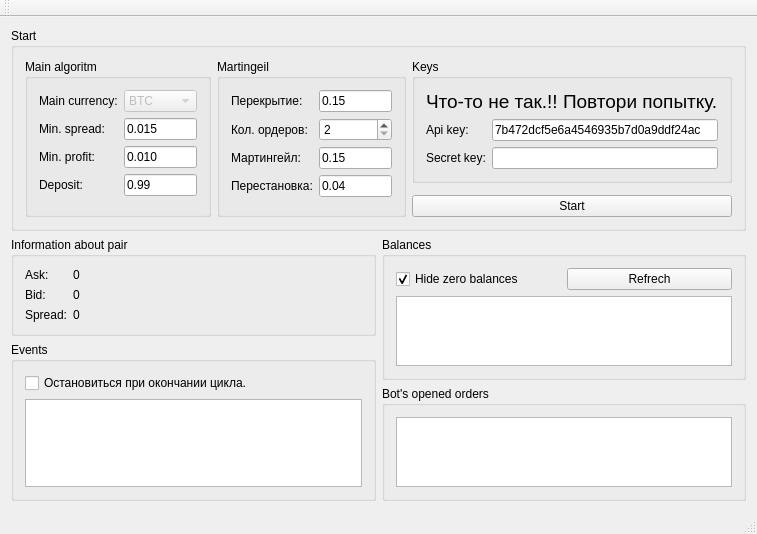
First picture: the form in mainwindow.ui, repository chiterelk/BotBittrex, before the edit.
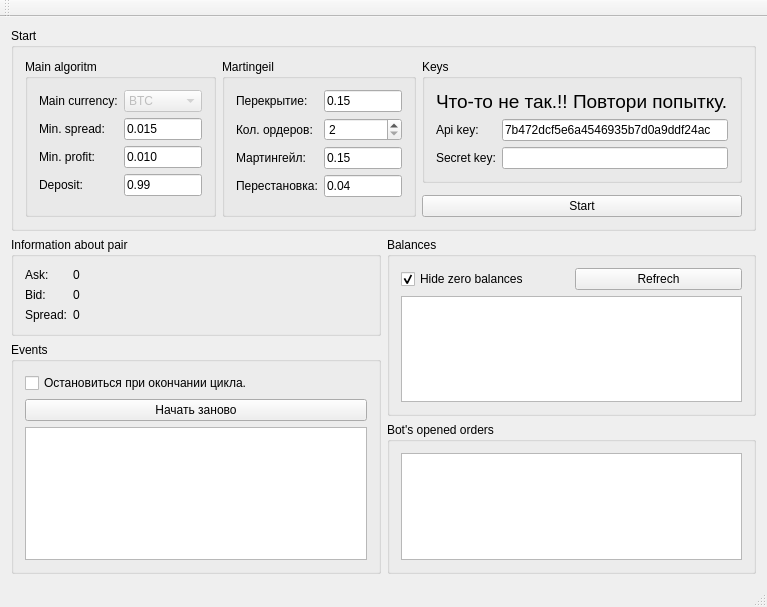
Second picture: the form after the edit.

```diff
--- a/mainwindow.ui
+++ b/mainwindow.ui
@@ -6,8 +6,8 @@
    <rect>
     <x>0</x>
     <y>0</y>
-    <width>757</width>
-    <height>490</height>
+    <width>767</width>
+    <height>607</height>
    </rect>
   </property>
   <property name="sizePolicy">
@@ -309,7 +309,7 @@
          <string>Events</string>
         </property>
         <layout class="QGridLayout" name="gridLayout">
-         <item row="1" column="0">
+         <item row="2" column="0">
           <widget class="QListView" name="listViewEvents"/>
          </item>
          <item row="0" column="0">
@@ -319,6 +319,13 @@
            </property>
           </widget>
          </item>
+         <item row="1" column="0">
+          <widget class="QPushButton" name="pushButton_2">
+           <property name="text">
+            <string>Начать заново</string>
+           </property>
+          </widget>
+         </item>
         </layout>
        </widget>
       </item>
```
Left out of the diff: 6 changed lines with no effect on the pictures.
